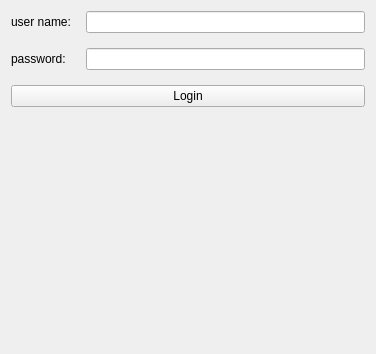
First picture: the form in loginwidget.ui, repository forestinwind/client, before the edit.
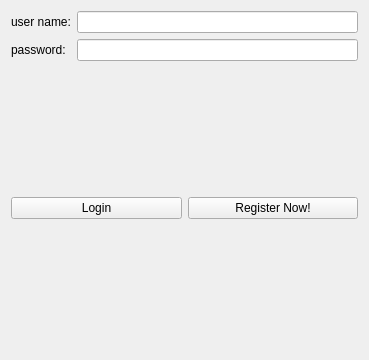
Second picture: the form after the edit.

What changed in the file:
```diff
--- a/loginwidget.ui
+++ b/loginwidget.ui
@@ -6,19 +6,19 @@
    <rect>
     <x>0</x>
     <y>0</y>
-    <width>376</width>
-    <height>354</height>
+    <width>369</width>
+    <height>360</height>
    </rect>
   </property>
   <property name="windowTitle">
    <string>Form</string>
   </property>
-  <layout class="QVBoxLayout" name="verticalLayout" stretch="5,5,2">
-   <property name="spacing">
-    <number>15</number>
-   </property>
+  <layout class="QVBoxLayout" name="verticalLayout" stretch="3,0,0,0">
    <item>
-    <layout class="QGridLayout" name="gridLayout">
+    <layout class="QGridLayout" name="gridLayout" rowstretch="0,0,0,0" columnstretch="1,6">
+     <item row="3" column="1">
+      <widget class="QLineEdit" name="lineEdit_password"/>
+     </item>
      <item row="0" column="0">
       <widget class="QLabel" name="label_userName">
        <property name="text">
@@ -26,28 +26,49 @@
        </property>
       </widget>
      </item>
+     <item row="3" column="0">
+      <widget class="QLabel" name="label_password">
+       <property name="text">
+        <string>&lt;html&gt;&lt;head/&gt;&lt;body&gt;&lt;p&gt;password:&lt;/p&gt;&lt;/body&gt;&lt;/html&gt;</string>
+       </property>
+      </widget>
+     </item>
      <item row="0" column="1">
       <widget class="QLineEdit" name="lineEdit_userName"/>
      </item>
-     <item row="1" column="0">
-      <widget class="QLabel" name="label_2">
+    </layout>
+   </item>
+   <item>
+    <spacer name="verticalSpacer_2">
+     <property name="orientation">
+      <enum>Qt::Vertical</enum>
+     </property>
+     <property name="sizeHint" stdset="0">
+      <size>
+       <width>20</width>
+       <height>40</height>
+      </size>
+     </property>
+    </spacer>
+   </item>
+   <item>
+    <layout class="QHBoxLayout" name="horizontalLayout">
+     <item>
+      <widget class="QPushButton" name="pushButton_login">
        <property name="text">
-        <string>&lt;html&gt;&lt;head/&gt;&lt;body&gt;&lt;p&gt;password:&lt;/p&gt;&lt;/body&gt;&lt;/html&gt;</string>
+        <string>Login</string>
        </property>
       </widget>
      </item>
-     <item row="1" column="1">
-      <widget class="QLineEdit" name="lineEdit_password"/>
+     <item>
+      <widget class="QPushButton" name="registerButton">
+       <property name="text">
+        <string>Register Now!</string>
+       </property>
+      </widget>
      </item>
     </layout>
    </item>
-   <item>
-    <widget class="QPushButton" name="pushButton_login">
-     <property name="text">
-      <string>Login</string>
-     </property>
-    </widget>
-   </item>
    <item>
     <spacer name="verticalSpacer">
      <property name="orientation">
```
